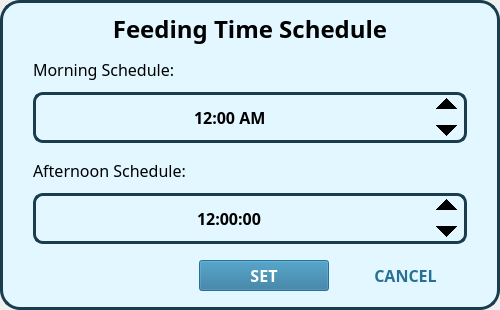
Above: feedingScheduleDialog.ui from jeraldconstantino/nitrate-sufficiency-monitoring-system before the change. Below: the same form after it.
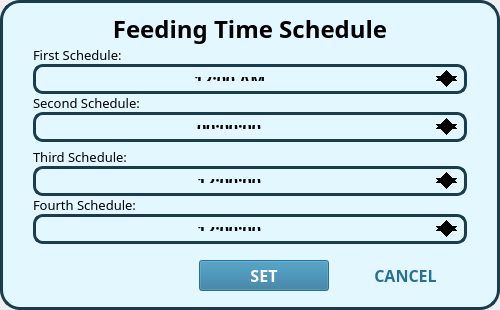
That is the form after the change.

Commit message: set time added four input

```diff
--- a/feedingScheduleDialog.ui
+++ b/feedingScheduleDialog.ui
@@ -121,14 +121,14 @@
             <property name="font">
              <font>
               <family>Poppins</family>
-              <pointsize>12</pointsize>
+              <pointsize>10</pointsize>
              </font>
             </property>
             <property name="styleSheet">
              <string notr="true"/>
             </property>
             <property name="text">
-             <string>Morning Schedule:</string>
+             <string>First Schedule:</string>
             </property>
            </widget>
           </item>
@@ -192,6 +192,64 @@
             </property>
            </widget>
           </item>
+          <item>
+           <widget class="QLabel" name="label">
+            <property name="font">
+             <font>
+              <family>Poppins</family>
+              <pointsize>10</pointsize>
+             </font>
+            </property>
+            <property name="text">
+             <string>Second Schedule:</string>
+            </property>
+           </widget>
+          </item>
+          <item>
+           <widget class="QTimeEdit" name="timeEdit">
+            <property name="font">
+             <font>
+              <family>Poppins</family>
+              <pointsize>12</pointsize>
+              <weight>75</weight>
+              <bold>true</bold>
+             </font>
+            </property>
+            <property name="styleSheet">
+             <string notr="true">QTimeEdit {
+    background-color: transparent;
+    color: #000;
+    border: 3px solid rgb(25, 61, 77);
+    border-radius: 10px;
+	padding:10px;
+}
+
+QTimeEdit::up-button {
+	subcontrol-origin: border;
+    subcontrol-position: top right;
+    width:40px;
+    height: 25px;
+}
+
+QTimeEdit::down-button {
+	subcontrol-origin: border;
+    subcontrol-position: bottom right;
+    width:40px;
+    height: 25px;
+}</string>
+            </property>
+            <property name="alignment">
+             <set>Qt::AlignCenter</set>
+            </property>
+            <property name="maximumTime">
+             <time>
+              <hour>11</hour>
+              <minute>59</minute>
+              <second>59</second>
+             </time>
+            </property>
+           </widget>
+          </item>
          </layout>
         </item>
         <item>
@@ -204,16 +262,74 @@
             <property name="font">
              <font>
               <family>Poppins</family>
-              <pointsize>12</pointsize>
+              <pointsize>10</pointsize>
              </font>
             </property>
             <property name="text">
-             <string>Afternoon Schedule:</string>
+             <string>Third Schedule:</string>
             </property>
            </widget>
           </item>
           <item>
            <widget class="QTimeEdit" name="secondSchedTime">
+            <property name="font">
+             <font>
+              <family>Poppins</family>
+              <pointsize>12</pointsize>
+              <weight>75</weight>
+              <bold>true</bold>
+             </font>
+            </property>
+            <property name="styleSheet">
+             <string notr="true">QTimeEdit {
+    background-color: transparent;
+    color: #000;
+    border: 3px solid rgb(25, 61, 77);
+    border-radius: 10px;
+	padding: 10px;
+}
+
+QTimeEdit::up-button {
+	subcontrol-origin: border;
+    subcontrol-position: top right;
+    width:40px;
+    height: 25px;
+}
+
+QTimeEdit::down-button {
+	subcontrol-origin: border;
+    subcontrol-position: bottom right;
+    width:40px;
+    height: 25px;
+}</string>
+            </property>
+            <property name="alignment">
+             <set>Qt::AlignCenter</set>
+            </property>
+            <property name="minimumTime">
+             <time>
+              <hour>12</hour>
+              <minute>0</minute>
+              <second>0</second>
+             </time>
+            </property>
+           </widget>
+          </item>
+          <item>
+           <widget class="QLabel" name="label_2">
+            <property name="font">
+             <font>
+              <family>Poppins</family>
+              <pointsize>10</pointsize>
+             </font>
+            </property>
+            <property name="text">
+             <string>Fourth Schedule:</string>
+            </property>
+           </widget>
+          </item>
+          <item>
+           <widget class="QTimeEdit" name="fourthSchedTime">
             <property name="font">
              <font>
               <family>Poppins</family>
```
The commit also changes 1 other file.
